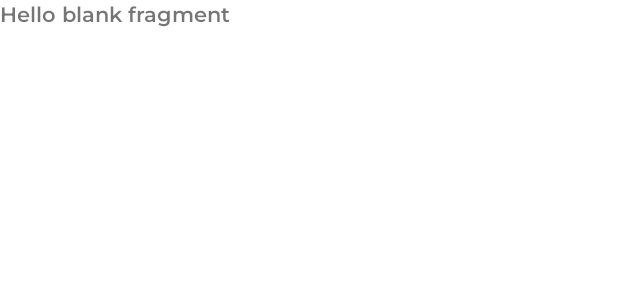
After one commit to MarioMitrevski/movie-app-android, an Android app: the layout fragment_search.xml on its own in the app's theme, with its tools: preview values and no code run, on a phone screen of 412 x 824 dp. The commit adds this screen. Shown: the top 300 px of the screen. Run offline under Robolectric (Android 15) with nearby library versions, the phone set to English and light mode, and no system bars.

Commit message:
Added selectableItemBackground on back button in toolbar and SearchFragment initial setup

```diff
--- /dev/null
+++ b/app/src/main/res/layout/fragment_search.xml
@@ -0,0 +1,14 @@
+<?xml version="1.0" encoding="utf-8"?>
+<FrameLayout xmlns:android="http://schemas.android.com/apk/res/android"
+    xmlns:tools="http://schemas.android.com/tools"
+    android:layout_width="match_parent"
+    android:layout_height="match_parent"
+    tools:context=".SearchFragment">
+
+    <!-- TODO: Update blank fragment layout -->
+    <TextView
+        android:layout_width="match_parent"
+        android:layout_height="match_parent"
+        android:text="@string/hello_blank_fragment" />
+
+</FrameLayout>
--- a/app/src/main/res/navigation/main_navigation.xml
+++ b/app/src/main/res/navigation/main_navigation.xml
@@ -37,4 +37,9 @@
             android:id="@+id/to_movieDetailsFragment"
             app:destination="@id/movieDetailsFragment" />
     </fragment>
+    <fragment
+        android:id="@+id/searchFragment"
+        android:name="movieapp.app.ui.search.SearchFragment"
+        android:label="fragment_search"
+        tools:layout="@layout/fragment_search" />
 </navigation>
--- a/app/src/main/res/values/dimens.xml
+++ b/app/src/main/res/values/dimens.xml
@@ -23,5 +23,6 @@
     <dimen name="margin_small">8dp</dimen>
     <dimen name="margin_extra_small">4dp</dimen>
     <dimen name="movie_item_overview_text_size">12sp</dimen>
+    <dimen name="padding_small">8dp</dimen>
 
 </resources>
--- a/app/src/main/res/values/strings.xml
+++ b/app/src/main/res/values/strings.xml
@@ -12,4 +12,6 @@
     <string name="retry">Retry</string>
     <string name="see_all">See all</string>
     <string name="no_internet_connection">No Internet connection</string>
+    <!-- TODO: Remove or change this placeholder text -->
+    <string name="hello_blank_fragment">Hello blank fragment</string>
 </resources>
```
Also changed, not shown: app/src/main/java/movieapp/app/ui/search/SearchFragment.kt (added, +35 -0 lines), app/src/main/res/layout/toolbar_layout.xml (+8 -8 lines).
